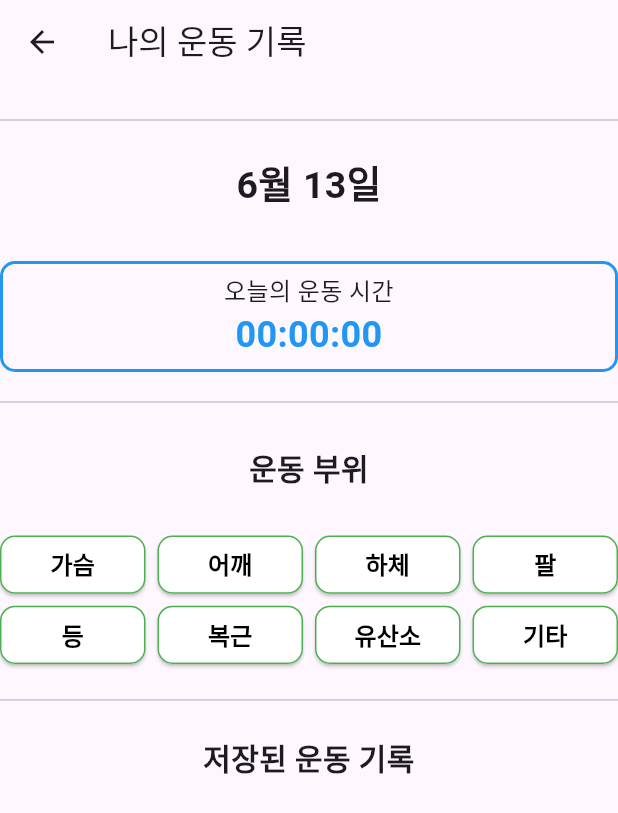
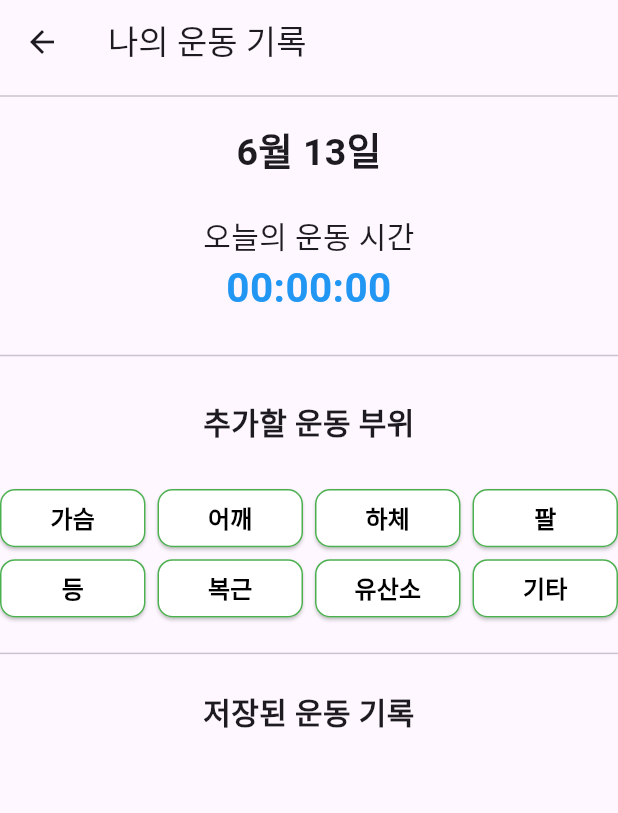
Before and after one commit to KwonYongHoun/Capstone3, a Flutter app: the MyRecordPage screen opened directly with empty values, on a phone screen of 412 x 824 dp. Shown: the top 813 px of the screen. Run offline on Flutter 3.47's test engine with Material 3 defaults, Android fonts, the light colour scheme and no system bars; our stand-ins replace cloud_firestore, firebase_core, fl_chart, font_awesome_flutter, qr_flutter, shared_preferences and 1 more; missing offline and left inert: flutter_barcode_scanner; accounts and stored records are empty.

Commit message:
운동기록 표시 및 갱신 0613

```diff
--- a/lib/Kim/myrecord/myrecord_page.dart
+++ b/lib/Kim/myrecord/myrecord_page.dart
@@ -1,12 +1,13 @@
 import 'package:flutter/material.dart';
+import 'package:provider/provider.dart';
+import 'package:cloud_firestore/cloud_firestore.dart';
 import 'package:table_calendar/table_calendar.dart';
-import 'package:provider/provider.dart';
 import 'dart:async';
-import 'package:cloud_firestore/cloud_firestore.dart';
+import '../database/calendar_database.dart';
+import '/Sin/AuthProvider.dart';
+import '/Kim/myrecord/myrecord_machine.dart';
 import '/Kim/myrecord/myrecord_page.dart';
-import '/Kim/myrecord/myrecord_machine.dart';
-import '../database/calendar_database.dart'; // 데이터베이스 파일 임포트
-import '/Sin/AuthProvider.dart';
+import '/main.dart'; // RouteObserver가 있는 파일을 임포트
 
 class MyRecordPage extends StatefulWidget {
   final DateTime selectedDate;
@@ -17,10 +18,10 @@ class MyRecordPage extends StatefulWidget {
   _MyRecordPageState createState() => _MyRecordPageState();
 }
 
-class _MyRecordPageState extends State<MyRecordPage> {
+class _MyRecordPageState extends State<MyRecordPage> with RouteAware {
   late TextEditingController _startTimeController;
   late TextEditingController _endTimeController;
-  int _exerciseDuration = 0; // 해당 일자에 운동한 시간
+  int _exerciseDuration = 0;
   late Timer _timer;
   List<Map<String, dynamic>> _exerciseDetails = [];
 
@@ -29,27 +30,29 @@ class _MyRecordPageState extends State<MyRecordPage> {
     super.initState();
     _startTimeController = TextEditingController();
     _endTimeController = TextEditingController();
-    _loadExerciseDuration(); // 해당 일자에 운동한 시간 로드
-    _loadExerciseDetails(); // 운동 상세 기록 로드
+    _loadExerciseDuration();
+    _loadExerciseDetails();
     _timer = Timer(Duration.zero, () {});
   }
 
-  @override
-  void didChangeDependencies() {
-    super.didChangeDependencies();
-    _loadExerciseDetails(); // 화면에 표시될 때마다 호출하여 상세 운동 기록을 갱신합니다.
-  }
+  // @override
+  // void didChangeDependencies() {
+  //   super.didChangeDependencies();
+  //   routeObserver.subscribe(this, ModalRoute.of(context)!);
+  // }
 
   @override
   void dispose() {
     _startTimeController.dispose();
     _endTimeController.dispose();
+    routeObserver.unsubscribe(this);
     super.dispose();
   }
 
-  String _formatDuration(int duration) {
-    Duration dur = Duration(seconds: duration);
-    return '${dur.inHours.toString().padLeft(2, '0')}:${(dur.inMinutes % 60).toString().padLeft(2, '0')}:${(dur.inSeconds % 60).toString().padLeft(2, '0')}';
+  @override
+  void didPopNext() {
+    _loadExerciseDuration();
+    _loadExerciseDetails();
   }
 
   Future<void> _loadExerciseDuration() async {
@@ -67,7 +70,7 @@ class _MyRecordPageState extends State<MyRecordPage> {
         });
       } else {
         setState(() {
-          _exerciseDuration = 0; // 해당 일자에 운동한 시간이 없으면 0으로 설정
+          _exerciseDuration = 0;
         });
       }
     }
@@ -95,6 +98,11 @@ class _MyRecordPageState extends State<MyRecordPage> {
     }
   }
 
+  String _formatDuration(int duration) {
+    Duration dur = Duration(seconds: duration);
+    return '${dur.inHours.toString().padLeft(2, '0')}:${(dur.inMinutes % 60).toString().padLeft(2, '0')}:${(dur.inSeconds % 60).toString().padLeft(2, '0')}';
+  }
+
   @override
   Widget build(BuildContext context) {
     return Scaffold(
@@ -105,37 +113,28 @@ class _MyRecordPageState extends State<MyRecordPage> {
         child: Column(
           crossAxisAlignment: CrossAxisAlignment.stretch,
           children: [
-            const SizedBox(height: 16),
-            const Divider(), // 이 부분이 추가된 선입니다.
-            const SizedBox(height: 16),
+            const Divider(),
+            const SizedBox(height: 10),
             Text(
               '${widget.selectedDate.month}월 ${widget.selectedDate.day}일',
               textAlign: TextAlign.center,
               style: const TextStyle(fontSize: 25, fontWeight: FontWeight.bold),
             ),
             const SizedBox(height: 16),
-            const SizedBox(height: 16),
             Container(
               width: 100,
               padding: EdgeInsets.symmetric(vertical: 6),
-              decoration: BoxDecoration(
-                border: Border.all(
-                  color: Colors.blue,
-                  width: 2,
-                ),
-                borderRadius: BorderRadius.circular(10),
-              ),
               child: Column(
                 children: [
                   Text(
                     '오늘의 운동 시간 ',
-                    style: const TextStyle(fontSize: 16),
+                    style: const TextStyle(fontSize: 20),
                     textAlign: TextAlign.center,
                   ),
                   Text(
                     '${_formatDuration(_exerciseDuration)}',
                     style: const TextStyle(
-                      fontSize: 24,
+                      fontSize: 27,
                       fontWeight: FontWeight.bold,
                       color: Colors.blue,
                     ),
@@ -145,11 +144,11 @@ class _MyRecordPageState extends State<MyRecordPage> {
               ),
             ),
             const SizedBox(height: 12),
-            const Divider(), // 추가된 선입니다.
+            const Divider(),
             const SizedBox(height: 16),
             const SizedBox(height: 5),
             const Text(
-              '운동 부위\n',
+              '추가할 운동 부위\n',
               textAlign: TextAlign.center,
               style: TextStyle(fontSize: 20, fontWeight: FontWeight.bold),
             ),
@@ -172,7 +171,7 @@ class _MyRecordPageState extends State<MyRecordPage> {
               ],
             ),
             const SizedBox(height: 16),
-            const Divider(), // 추가된 선입니다.
+            const Divider(),
             const SizedBox(height: 16),
             Text(
               '저장된 운동 기록',
@@ -191,8 +190,8 @@ class _MyRecordPageState extends State<MyRecordPage> {
       width: double.infinity,
       height: 50,
       child: ElevatedButton(
-        onPressed: () {
-          Navigator.push(
+        onPressed: () async {
+          await Navigator.push(
             context,
             MaterialPageRoute(
               builder: (context) => MyRecordMachinePage(
@@ -202,6 +201,7 @@ class _MyRecordPageState extends State<MyRecordPage> {
               ),
             ),
           );
+          _loadExerciseDetails(); // 돌아왔을 때 새로고침
         },
         style: ElevatedButton.styleFrom(
           backgroundColor: Colors.white,
--- a/lib/main.dart
+++ b/lib/main.dart
@@ -7,6 +7,7 @@ import 'Park/myhomepage.dart';
 import 'Sin/WPage.dart';
 import 'Park/findid.dart';
 
+final RouteObserver<PageRoute> routeObserver = RouteObserver<PageRoute>();
 Future<void> main() async {
   WidgetsFlutterBinding.ensureInitialized();
   await Firebase.initializeApp();
@@ -29,6 +30,7 @@ class MyApp extends StatelessWidget {
       theme: ThemeData(
         primarySwatch: Colors.blue,
       ),
+      navigatorObservers: [routeObserver],
       home: LoginPage(),
       routes: {
         '/login': (context) => LoginPage(),
```
Also changed, not shown: lib/Kim/myrecord/myrecord_machinerecord.dart (+20 -3 lines), 1 other file.
